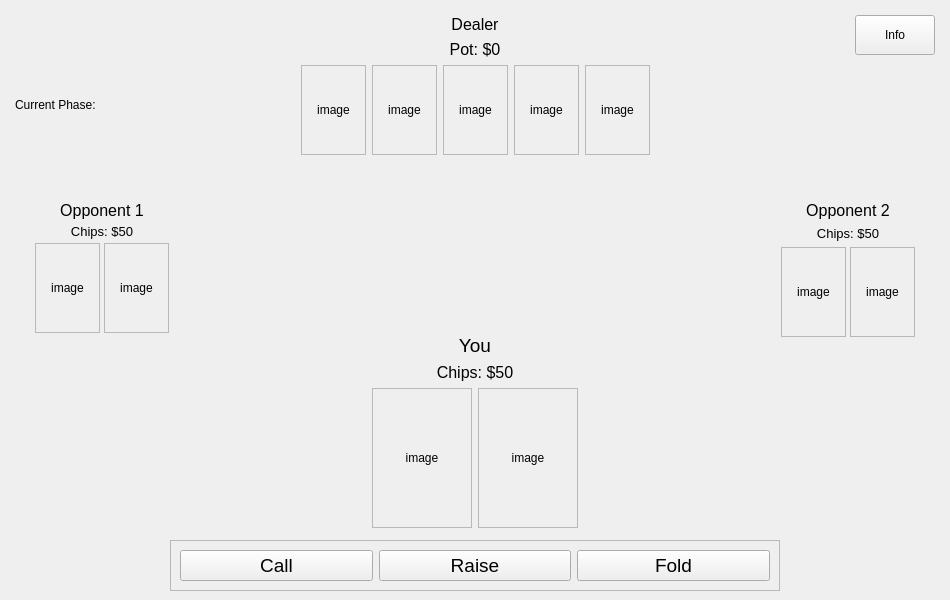
First picture: the form in PokerTeacher/view.ui, repository SinahiLeon/CS3505-Texas-Hold-em-Poker-Teacher, before the edit.
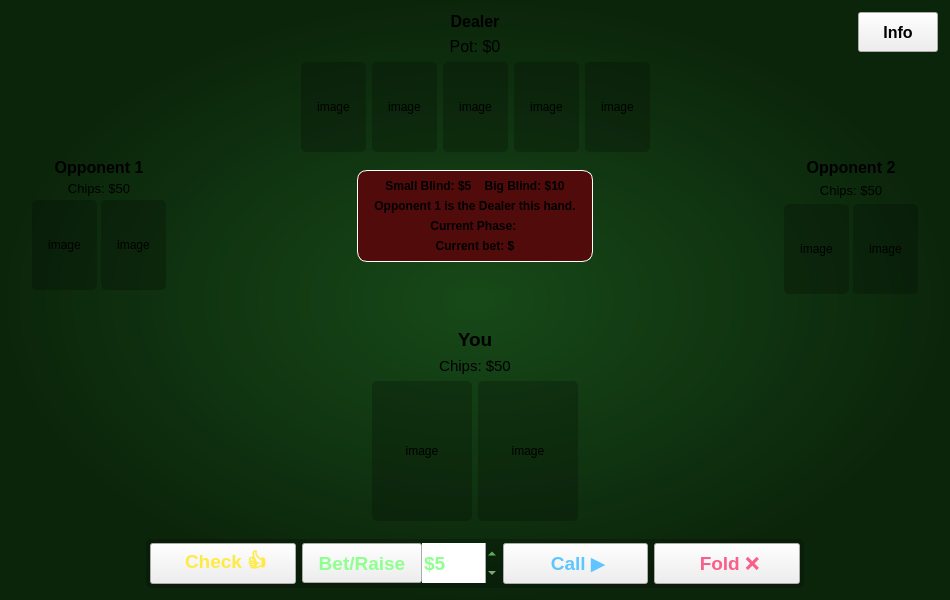
Second picture: the form after the edit.

```diff
--- a/PokerTeacher/view.ui
+++ b/PokerTeacher/view.ui
@@ -19,8 +19,33 @@
   <property name="windowTitle">
    <string>How to Play Texas Hold 'Em</string>
   </property>
+  <property name="styleSheet">
+   <string notr="true">QMainWindow {
+background:qradialgradient(spread:pad, cx:0.5, cy:0.5, radius:0.5, fx:0.5, fy:0.5, stop:0 rgba(23, 73, 24, 255), stop:1 rgba(11, 37, 11, 255));
+}
+QFrame {
+background: rgba(0, 0, 0, 55);
+border: none;
+border-radius: 5px;
+}
+QLabel {
+background: rgba(0, 0, 0, 0);
+}</string>
+  </property>
   <widget class="QWidget" name="centralwidget">
    <layout class="QVBoxLayout" name="verticalLayout_2" stretch="0,0">
+    <property name="leftMargin">
+     <number>6</number>
+    </property>
+    <property name="topMargin">
+     <number>6</number>
+    </property>
+    <property name="rightMargin">
+     <number>6</number>
+    </property>
+    <property name="bottomMargin">
+     <number>6</number>
+    </property>
     <item>
      <layout class="QGridLayout" name="gridLayout" rowstretch="0,1" columnstretch="0,2,0">
       <property name="leftMargin">
@@ -58,6 +83,7 @@
            <property name="font">
             <font>
              <pointsize>12</pointsize>
+             <bold>true</bold>
             </font>
            </property>
            <property name="text">
@@ -291,7 +317,7 @@
       </item>
       <item row="0" column="1">
        <widget class="QWidget" name="dealerInfo" native="true">
-        <layout class="QVBoxLayout" name="verticalLayout_5" stretch="0,0,0,1">
+        <layout class="QVBoxLayout" name="verticalLayout_5" stretch="0,0,0">
          <property name="leftMargin">
           <number>0</number>
          </property>
@@ -309,6 +335,7 @@
            <property name="font">
             <font>
              <pointsize>12</pointsize>
+             <bold>true</bold>
             </font>
            </property>
            <property name="text">
@@ -692,19 +719,6 @@
            </layout>
           </widget>
          </item>
-         <item>
-          <spacer name="verticalSpacer_5">
-           <property name="orientation">
-            <enum>Qt::Orientation::Vertical</enum>
-           </property>
-           <property name="sizeHint" stdset="0">
-            <size>
-             <width>20</width>
-             <height>40</height>
-            </size>
-           </property>
-          </spacer>
-         </item>
         </layout>
        </widget>
       </item>
@@ -715,7 +729,7 @@
           <number>0</number>
          </property>
          <property name="topMargin">
-          <number>0</number>
+          <number>12</number>
          </property>
          <property name="rightMargin">
           <number>0</number>
@@ -723,6 +737,132 @@
          <property name="bottomMargin">
           <number>0</number>
          </property>
+         <item>
+          <layout class="QHBoxLayout" name="horizontalLayout_8">
+           <item>
+            <spacer name="horizontalSpacer_12">
+             <property name="orientation">
+              <enum>Qt::Orientation::Horizontal</enum>
+             </property>
+             <property name="sizeHint" stdset="0">
+              <size>
+               <width>40</width>
+               <height>20</height>
+              </size>
+             </property>
+            </spacer>
+           </item>
+           <item>
+            <widget class="QFrame" name="gameInfoBox">
+             <property name="styleSheet">
+              <string notr="true">#gameInfoBox {
+color: white;
+background: rgb(82, 11, 11)
+;
+border: 1px solid white;
+border-radius: 10px;
+}</string>
+             </property>
+             <property name="frameShape">
+              <enum>QFrame::Shape::StyledPanel</enum>
+             </property>
+             <property name="frameShadow">
+              <enum>QFrame::Shadow::Raised</enum>
+             </property>
+             <layout class="QVBoxLayout" name="verticalLayout_6">
+              <property name="leftMargin">
+               <number>16</number>
+              </property>
+              <property name="topMargin">
+               <number>8</number>
+              </property>
+              <property name="rightMargin">
+               <number>16</number>
+              </property>
+              <property name="bottomMargin">
+               <number>8</number>
+              </property>
+              <item>
+               <widget class="QLabel" name="blindLabel">
+                <property name="font">
+                 <font>
+                  <pointsize>9</pointsize>
+                  <bold>true</bold>
+                 </font>
+                </property>
+                <property name="text">
+                 <string>Small Blind: $5    Big Blind: $10</string>
+                </property>
+                <property name="alignment">
+                 <set>Qt::AlignmentFlag::AlignCenter</set>
+                </property>
+               </widget>
+              </item>
+              <item>
+               <widget class="QLabel" name="dealerLabel">
+                <property name="font">
+                 <font>
+                  <bold>true</bold>
+                 </font>
+                </property>
+                <property name="text">
+                 <string>Opponent 1 is the Dealer this hand.</string>
+                </property>
+                <property name="alignment">
+                 <set>Qt::AlignmentFlag::AlignCenter</set>
+                </property>
+               </widget>
+              </item>
+              <item>
+               <widget class="QLabel" name="phaseLabel">
+                <property name="font">
+                 <font>
+                  <pointsize>9</pointsize>
+                  <bold>true</bold>
+                 </font>
+                </property>
+                <property name="text">
+                 <string>Current Phase: </string>
+                </property>
+                <property name="alignment">
+                 <set>Qt::AlignmentFlag::AlignCenter</set>
+                </property>
+               </widget>
+              </item>
+              <item>
+               <widget class="QLabel" name="currentBetLabel">
+                <property name="font">
+                 <font>
+                  <pointsize>9</pointsize>
+                  <bold>true</bold>
+                 </font>
+                </property>
+                <property name="text">
+                 <string>Current bet: $</string>
+                </property>
+                <property name="alignment">
+                 <set>Qt::AlignmentFlag::AlignCenter</set>
+                </property>
+               </widget>
+              </item>
+             </layout>
+            </widget>
+           </item>
+           <item>
+            <spacer name="horizontalSpacer_13">
+             <property name="orientation">
+              <enum>Qt::Orientation::Horizontal</enum>
+             </property>
+             <property name="sizeHint" stdset="0">
+              <size>
+               <width>40</width>
+               <height>20</height>
+              </size>
+             </property>
+            </spacer>
+           </item>
+          </layout>
+         </item>
          <item>
           <spacer name="verticalSpacer_2">
            <property name="orientation">
@@ -731,7 +871,7 @@
            <property name="sizeHint" stdset="0">
             <size>
              <width>20</width>
-             <height>40</height>
+             <height>20</height>
             </size>
            </property>
           </spacer>
@@ -741,6 +881,7 @@
            <property name="font">
             <font>
              <pointsize>14</pointsize>
+             <bold>true</bold>
             </font>
            </property>
            <property name="text">
@@ -755,7 +896,7 @@
           <widget class="QLabel" name="playerChipsLabel">
            <property name="font">
             <font>
-             <pointsize>12</pointsize>
+             <pointsize>11</pointsize>
             </font>
            </property>
            <property name="text">
@@ -919,6 +1060,7 @@
            <property name="font">
             <font>
              <pointsize>12</pointsize>
+             <bold>true</bold>
             </font>
            </property>
            <property name="text">
@@ -1192,6 +1334,12 @@
              <height>16777215</height>
             </size>
            </property>
+           <property name="font">
+            <font>
+             <pointsize>12</pointsize>
+             <bold>true</bold>
+            </font>
+           </property>
            <property name="text">
             <string>Info</string>
            </property>
@@ -1257,13 +1405,6 @@
            </property>
           </spacer>
          </item>
-         <item row="1" column="0">
-          <widget class="QLabel" name="phaseLabel">
-           <property name="text">
-            <string>Current Phase: </string>
-           </property>
-          </widget>
-         </item>
         </layout>
        </widget>
       </item>
@@ -1277,12 +1418,12 @@
         <height>50</height>
        </size>
       </property>
-      <layout class="QHBoxLayout" name="horizontalLayout" stretch="1,4,1">
+      <layout class="QHBoxLayout" name="horizontalLayout" stretch="1,5,1">
        <property name="topMargin">
-        <number>0</number>
+        <number>6</number>
        </property>
        <property name="bottomMargin">
-        <number>0</number>
+        <number>6</number>
        </property>
        <item>
         <spacer name="horizontalSpacer">
@@ -1311,6 +1452,12 @@
            <height>40</height>
           </size>
          </property>
+         <property name="autoFillBackground">
+          <bool>false</bool>
+         </property>
+         <property name="styleSheet">
+          <string notr="true"/>
+         </property>
          <property name="frameShape">
           <enum>QFrame::Shape::StyledPanel</enum>
          </property>
@@ -1318,6 +1465,128 @@
           <enum>QFrame::Shadow::Raised</enum>
          </property>
          <layout class="QHBoxLayout" name="horizontalLayout_2">
+          <property name="leftMargin">
+           <number>4</number>
+          </property>
+          <property name="topMargin">
+           <number>4</number>
+          </property>
+          <property name="rightMargin">
+           <number>4</number>
+          </property>
+          <property name="bottomMargin">
+           <number>4</number>
+          </property>
+          <item>
+           <widget class="QPushButton" name="checkButton">
+            <property name="minimumSize">
+             <size>
+              <width>0</width>
+              <height>40</height>
+             </size>
+            </property>
+            <property name="font">
+             <font>
+              <pointsize>14</pointsize>
+              <bold>true</bold>
+             </font>
+            </property>
+            <property name="styleSheet">
+             <string notr="true">#checkButton{color:#ffea44;}</string>
+            </property>
+            <property name="text">
+             <string> Check 👍</string>
+            </property>
+           </widget>
+          </item>
+          <item>
+           <widget class="QWidget" name="betControls" native="true">
+            <property name="styleSheet">
+             <string notr="true">#betControls * {
+color: #8fff8f;
+}</string>
+            </property>
+            <layout class="QHBoxLayout" name="horizontalLayout_7">
+             <property name="spacing">
+              <number>0</number>
+             </property>
+             <property name="leftMargin">
+              <number>0</number>
+             </property>
+             <property name="topMargin">
+              <number>0</number>
+             </property>
+             <property name="rightMargin">
+              <number>0</number>
+             </property>
+             <property name="bottomMargin">
+              <number>0</number>
+             </property>
+             <item>
+              <widget class="QPushButton" name="betButton">
+               <property name="minimumSize">
+                <size>
+                 <width>120</width>
+                 <height>40</height>
+                </size>
+               </property>
+               <property name="font">
+                <font>
+                 <pointsize>14</pointsize>
+                 <bold>true</bold>
+                </font>
+               </property>
+               <property name="text">
+                <string>Bet/Raise</string>
+               </property>
+              </widget>
+             </item>
+             <item>
+              <widget class="QSpinBox" name="betAmount">
+               <property name="minimumSize">
+                <size>
+                 <width>75</width>
+                 <height>40</height>
+                </size>
+               </property>
+               <property name="maximumSize">
+                <size>
+                 <width>75</width>
+                 <height>16777215</height>
+                </size>
+               </property>
+               <property name="font">
+                <font>
+                 <pointsize>14</pointsize>
+                 <bold>true</bold>
+                </font>
+               </property>
+               <property name="frame">
+                <bool>false</bool>
+               </property>
+               <property name="readOnly">
+                <bool>false</bool>
+               </property>
+               <property name="prefix">
+                <string>$</string>
+               </property>
+               <property name="minimum">
+                <number>5</number>
+               </property>
+               <property name="maximum">
+                <number>95</number>
+               </property>
+               <property name="singleStep">
+                <number>5</number>
+               </property>
+               <property name="value">
+                <number>5</number>
+               </property>
+              </widget>
+             </item>
+            </layout>
+           </widget>
+          </item>
           <item>
            <widget class="QPushButton" name="callButton">
             <property name="sizePolicy">
@@ -1329,40 +1598,20 @@
             <property name="minimumSize">
              <size>
               <width>0</width>
-              <height>30</height>
+              <height>40</height>
              </size>
             </property>
             <property name="font">
              <font>
               <pointsize>14</pointsize>
+              <bold>true</bold>
              </font>
             </property>
-            <property name="text">
-             <string>Call</string>
+            <property name="styleSheet">
+             <string notr="true">#callButton{color:#5ec5ff;}</string>
             </property>
-           </widget>
-          </item>
-          <item>
-           <widget class="QPushButton" name="raiseButton">
-            <property name="sizePolicy">
-             <sizepolicy hsizetype="Minimum" vsizetype="Preferred">
-              <horstretch>0</horstretch>
-              <verstretch>0</verstretch>
-             </sizepolicy>
-            </property>
-            <property name="minimumSize">
-             <size>
-              <width>0</width>
-              <height>30</height>
-             </size>
-            </property>
-            <property name="font">
-             <font>
-              <pointsize>14</pointsize>
-             </font>
-            </property>
             <property name="text">
-             <string>Raise</string>
+             <string> Call ▶️</string>
             </property>
            </widget>
           </item>
@@ -1377,16 +1626,22 @@
             <property name="minimumSize">
              <size>
               <width>0</width>
-              <height>30</height>
+              <height>40</height>
              </size>
             </property>
             <property name="font">
              <font>
               <pointsize>14</pointsize>
+              <bold>true</bold>
              </font>
             </property>
+            <property name="styleSheet">
+             <string notr="true">#foldButton {
+color: #fa5e8a;
+}</string>
+            </property>
             <property name="text">
-             <string>Fold</string>
+             <string> Fold ❌</string>
             </property>
            </widget>
           </item>
```
